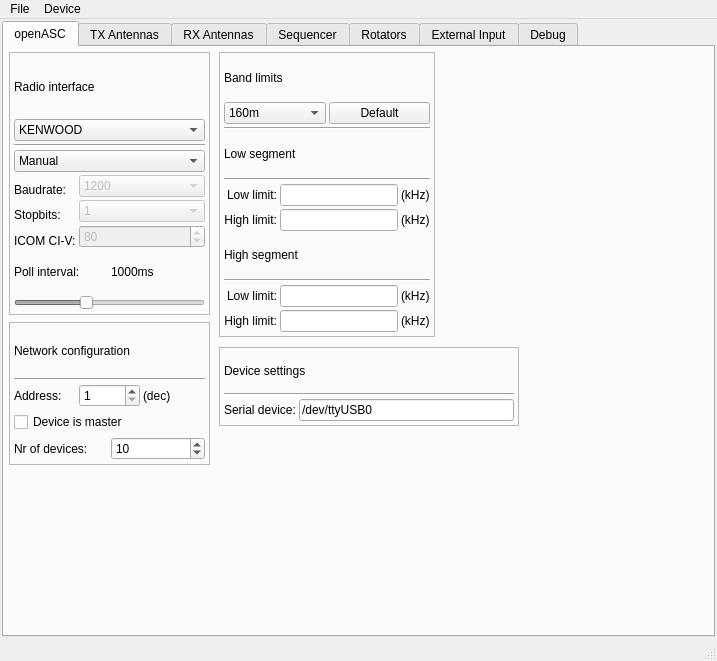
Old version of the form c/openASC_Configurator/ui/mainwindow.ui in the repository thegeek82000/openasc.
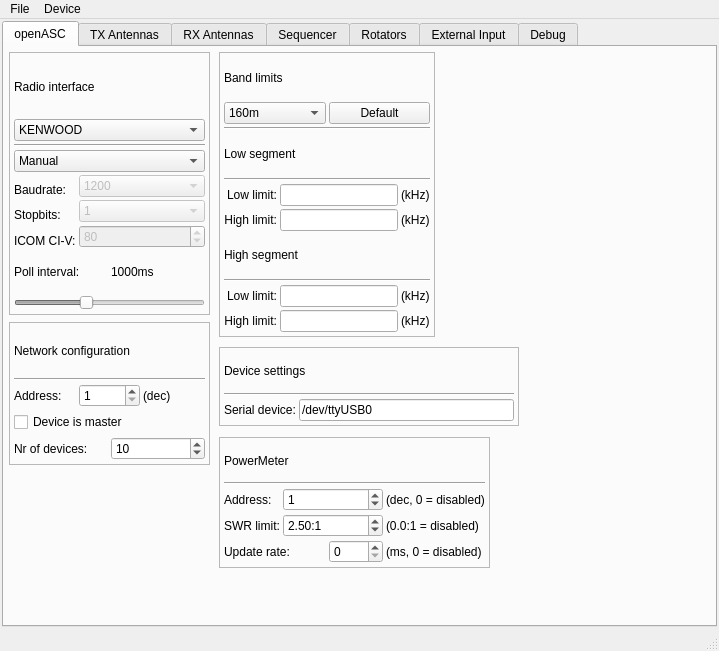
New version of the form.

Commit message: - Some work done on the openASC configuration software. Added option so that the openASC box can listen to a powermeter with a specific address - Added so that the settings for the powermeter are stored in the settings struct in the openASC box. Fixed the configuration of it as well. - Did change a few things in the sensor unit for the powermeter. Changed timers so that they run at proper intervals

```diff
--- a/c/openASC_Configurator/ui/mainwindow.ui
+++ b/c/openASC_Configurator/ui/mainwindow.ui
@@ -6,8 +6,8 @@
    <rect>
     <x>0</x>
     <y>0</y>
-    <width>717</width>
-    <height>661</height>
+    <width>719</width>
+    <height>651</height>
    </rect>
   </property>
   <property name="windowTitle">
@@ -685,6 +685,132 @@
          </item>
         </layout>
        </widget>
+       <widget class="QFrame" name="framePowerMeter">
+        <property name="geometry">
+         <rect>
+          <x>215</x>
+          <y>390</y>
+          <width>271</width>
+          <height>131</height>
+         </rect>
+        </property>
+        <property name="frameShape">
+         <enum>QFrame::StyledPanel</enum>
+        </property>
+        <property name="frameShadow">
+         <enum>QFrame::Raised</enum>
+        </property>
+        <layout class="QVBoxLayout" name="verticalLayout_12">
+         <item>
+          <widget class="QLabel" name="labelPowerMeter">
+           <property name="text">
+            <string>PowerMeter</string>
+           </property>
+          </widget>
+         </item>
+         <item>
+          <widget class="Line" name="line_8">
+           <property name="lineWidth">
+            <number>1</number>
+           </property>
+           <property name="orientation">
+            <enum>Qt::Horizontal</enum>
+           </property>
+          </widget>
+         </item>
+         <item>
+          <layout class="QGridLayout" name="gridLayout_13">
+           <item row="0" column="0">
+            <widget class="QLabel" name="labelPowerMeterAddress">
+             <property name="text">
+              <string>Address:</string>
+             </property>
+            </widget>
+           </item>
+           <item row="0" column="1" colspan="2">
+            <widget class="QSpinBox" name="spinBoxPowerMeterAddress">
+             <property name="minimum">
+              <number>0</number>
+             </property>
+             <property name="maximum">
+              <number>255</number>
+             </property>
+             <property name="value">
+              <number>1</number>
+             </property>
+            </widget>
+           </item>
+           <item row="0" column="3">
+            <widget class="QLabel" name="labelPowerMeterAddressDec">
+             <property name="text">
+              <string>(dec, 0 = disabled)</string>
+             </property>
+            </widget>
+           </item>
+           <item row="1" column="0">
+            <widget class="QLabel" name="labelPowerMeterSWR">
+             <property name="text">
+              <string>SWR limit:</string>
+             </property>
+            </widget>
+           </item>
+           <item row="1" column="1" colspan="2">
+            <widget class="QDoubleSpinBox" name="doubleSpinBoxPowerMeterSWR">
+             <property name="suffix">
+              <string>:1</string>
+             </property>
+             <property name="minimum">
+              <double>0.000000000000000</double>
+             </property>
+             <property name="maximum">
+              <double>10.000000000000000</double>
+             </property>
+             <property name="value">
+              <double>2.500000000000000</double>
+             </property>
+            </widget>
+           </item>
+           <item row="2" column="0" colspan="2">
+            <widget class="QLabel" name="labelPowerMeterAddress_2">
+             <property name="text">
+              <string>Update rate:</string>
+             </property>
+            </widget>
+           </item>
+           <item row="2" column="2">
+            <widget class="QSpinBox" name="spinBoxPowerMeterUpdateRate">
+             <property name="minimum">
+              <number>0</number>
+             </property>
+             <property name="maximum">
+              <number>5000</number>
+             </property>
+             <property name="singleStep">
+              <number>100</number>
+             </property>
+             <property name="value">
+              <number>0</number>
+             </property>
+            </widget>
+           </item>
+           <item row="2" column="3">
+            <widget class="QLabel" name="labelPowerMeterAddressDec_2">
+             <property name="text">
+              <string>(ms, 0 = disabled)</string>
+             </property>
+            </widget>
+           </item>
+           <item row="1" column="3">
+            <widget class="QLabel" name="label">
+             <property name="text">
+              <string>(0.0:1 = disabled)</string>
+             </property>
+            </widget>
+           </item>
+          </layout>
+         </item>
+        </layout>
+       </widget>
       </widget>
       <widget class="QWidget" name="tabTXAntennas">
        <attribute name="title">
@@ -3054,8 +3180,8 @@
     <rect>
      <x>0</x>
      <y>0</y>
-     <width>717</width>
-     <height>24</height>
+     <width>719</width>
+     <height>23</height>
     </rect>
    </property>
    <widget class="QMenu" name="menuDevice">
```
Left out of the diff: 10 changed lines with no effect on the pictures. The commit also changes 14 other files.
